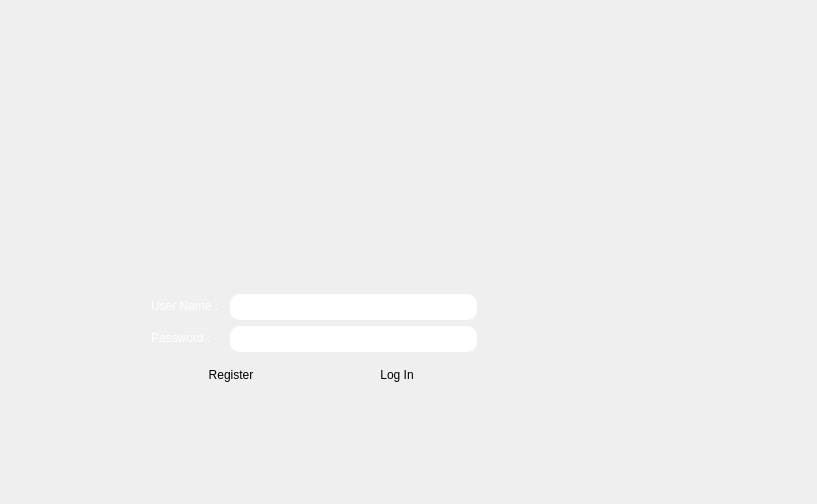
First picture: the form in loginwindow.ui, repository aminfooladi/QSpotify, before the edit; both pictures show x 183 to 1000 and y 0 to 504 of the 1000 by 700 pixel window.
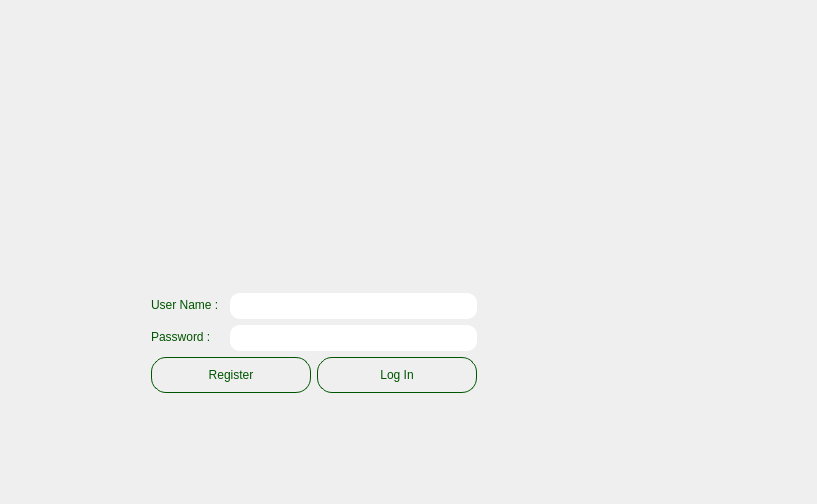
Second picture: the form after the edit. Icons and pictures are not drawn.

Commit message: change background of all pages

The edit to the form file:
```diff
--- a/loginwindow.ui
+++ b/loginwindow.ui
@@ -76,7 +76,8 @@
          <bool>true</bool>
         </property>
         <property name="styleSheet">
-         <string notr="true">color: rgb(255, 255, 255);</string>
+         <string notr="true">background: transparent;
+color: rgb(0, 85, 0);</string>
         </property>
         <property name="text">
          <string>User Name : </string>
@@ -102,7 +103,8 @@
          <bool>true</bool>
         </property>
         <property name="styleSheet">
-         <string notr="true">color: rgb(255, 255, 255);</string>
+         <string notr="true">background: transparent;
+color: rgb(0, 85, 0);</string>
         </property>
         <property name="text">
          <string>Password :    </string>
@@ -154,10 +156,11 @@
            <bool>true</bool>
           </property>
           <property name="styleSheet">
-           <string notr="true">background-image: url(:/images/background/images/witeBackground.png); 
+           <string notr="true">background-image: url(:/images/background/images/witeBackground.png);
+border: 1px solid rgb(0, 85, 0);
 border-radius: 15px;
 padding: 10px;
-</string>
+color: rgb(0, 85, 0);</string>
           </property>
           <property name="text">
            <string>Register</string>
@@ -176,10 +179,11 @@
            <bool>true</bool>
           </property>
           <property name="styleSheet">
-           <string notr="true">background-image: url(:/images/background/images/witeBackground.png); 
+           <string notr="true">background-image: url(:/images/background/images/witeBackground.png);
+border:1px solid rgb(0, 85, 0);
 border-radius: 15px;
 padding: 10px;
-</string>
+color: rgb(0, 85, 0);</string>
           </property>
           <property name="text">
            <string>Log In</string>
@@ -210,7 +214,7 @@
      </spacer>
     </item>
     <item row="0" column="3">
-     <layout class="QGridLayout" name="gridLayout_3">
+     <layout class="QGridLayout" name="gridLayout_3" columnstretch="3,2,0">
       <item row="1" column="1">
        <spacer name="verticalSpacer_3">
         <property name="orientation">
@@ -245,11 +249,11 @@
          <enum>Qt::Orientation::Horizontal</enum>
         </property>
         <property name="sizeType">
-         <enum>QSizePolicy::Policy::Fixed</enum>
+         <enum>QSizePolicy::Policy::Expanding</enum>
         </property>
         <property name="sizeHint" stdset="0">
          <size>
-          <width>150</width>
+          <width>100</width>
           <height>20</height>
          </size>
         </property>
```
Left out of the diff: 2 changed lines with no effect on the pictures. The commit also changes 6 other files.
